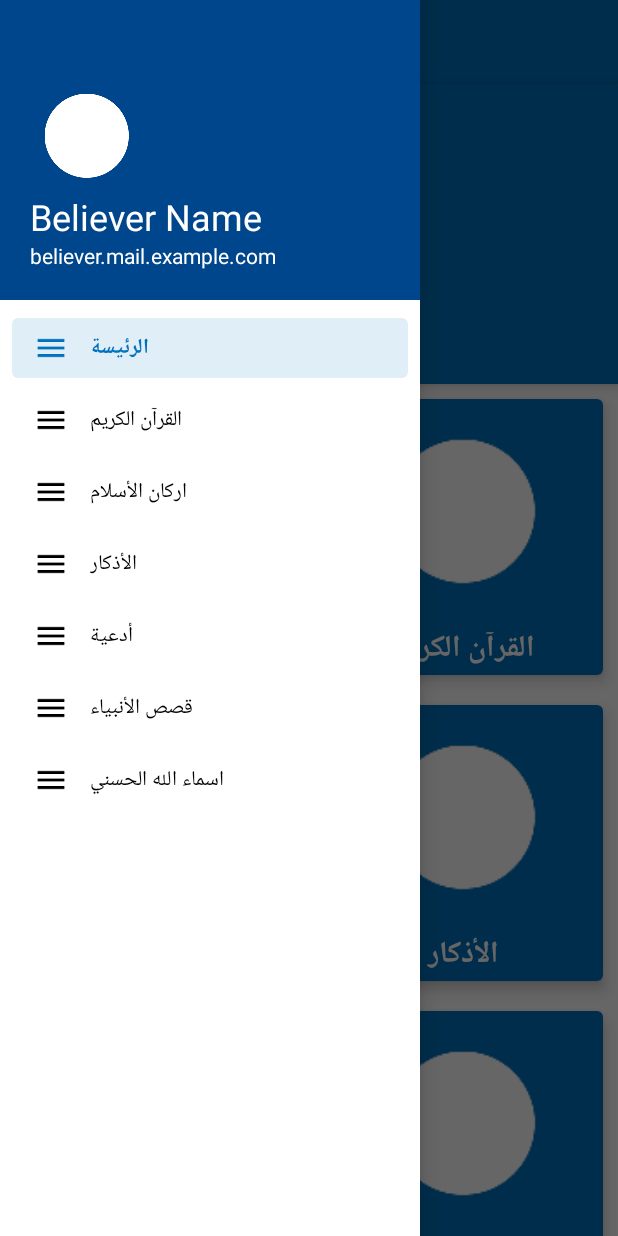
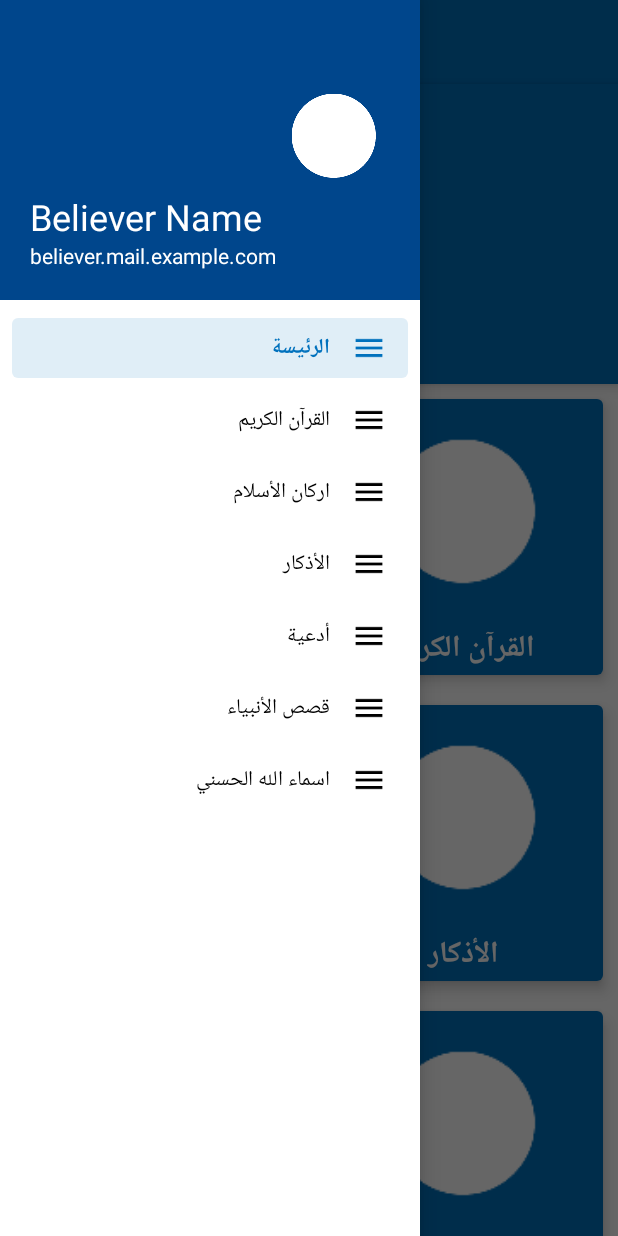
Before and after one commit to SeifElDeenTarek/Young-Believer0, an Android app: the screen it shows after launch (HomeActivity), with the side drawer open, on a phone screen of 412 x 824 dp. Run offline under Robolectric (Android 15) with nearby library versions, the phone set to English and light mode, and no system bars.

Commit message:
NavigationView RTL

```diff
--- a/app/src/main/java/com/example/youngbeliever/ui/StoriesActivity.java
+++ b/app/src/main/java/com/example/youngbeliever/ui/StoriesActivity.java
@@ -10,6 +10,7 @@ import androidx.drawerlayout.widget.DrawerLayout;
 import android.content.Intent;
 import android.os.Bundle;
 import android.os.Handler;
+import android.view.Menu;
 import android.view.MenuItem;
 
 import com.example.youngbeliever.R;
--- a/app/src/main/res/layout/arkan_activity.xml
+++ b/app/src/main/res/layout/arkan_activity.xml
@@ -15,7 +15,8 @@
         android:layout_gravity="start"
         app:headerLayout="@layout/main_navigation_header"
         app:menu="@menu/main_navigation_menu"
-        android:id="@+id/arkan_navigation_view"/>
+        android:id="@+id/arkan_navigation_view"
+        android:layoutDirection="rtl"/>
 
     <RelativeLayout
         android:layout_width="match_parent"
--- a/app/src/main/res/layout/asmaa_allah_activity.xml
+++ b/app/src/main/res/layout/asmaa_allah_activity.xml
@@ -15,7 +15,8 @@
         android:id="@+id/asmaa_allah_navigation_view"
         app:menu="@menu/main_navigation_menu"
         app:headerLayout="@layout/main_navigation_header"
-        android:layout_gravity="start"/>
+        android:layout_gravity="start"
+        android:layoutDirection="rtl"/>
 
     <RelativeLayout
         android:layout_width="match_parent"
--- a/app/src/main/res/layout/azkar_activity.xml
+++ b/app/src/main/res/layout/azkar_activity.xml
@@ -15,7 +15,8 @@
         android:layout_gravity="start"
         app:headerLayout="@layout/main_navigation_header"
         app:menu="@menu/main_navigation_menu"
-        android:id="@+id/azkar_navigation_view"/>
+        android:id="@+id/azkar_navigation_view"
+        android:layoutDirection="rtl"/>
 
     <RelativeLayout
         android:layout_width="match_parent"
--- a/app/src/main/res/layout/duas_activity.xml
+++ b/app/src/main/res/layout/duas_activity.xml
@@ -15,7 +15,8 @@
         android:layout_gravity="start"
         app:headerLayout="@layout/main_navigation_header"
         app:menu="@menu/main_navigation_menu"
-        android:id="@+id/duas_navigation_view"/>
+        android:id="@+id/duas_navigation_view"
+        android:layoutDirection="rtl"/>
 
     <RelativeLayout
         android:layout_width="match_parent"
--- a/app/src/main/res/layout/home_activity.xml
+++ b/app/src/main/res/layout/home_activity.xml
@@ -15,7 +15,8 @@
         android:id="@+id/home_navigation_view"
         android:layout_gravity="start"
         app:headerLayout="@layout/main_navigation_header"
-        app:menu="@menu/main_navigation_menu"/>
+        app:menu="@menu/main_navigation_menu"
+        android:layoutDirection="rtl"/>
 
     <RelativeLayout
         android:layout_width="match_parent"
--- a/app/src/main/res/layout/main_navigation_header.xml
+++ b/app/src/main/res/layout/main_navigation_header.xml
@@ -8,11 +8,17 @@
     android:background="@color/dark_blue"
     android:padding="@dimen/navigation_header_padding">
 
-    <ImageView
-        android:layout_width="75dp"
-        android:layout_height="75dp"
-        android:src="@drawable/color_white"
-        android:scaleType="center"/>
+    <LinearLayout
+        android:layout_width="match_parent"
+        android:layout_height="wrap_content">
+
+        <ImageView
+            android:layout_width="75dp"
+            android:layout_height="75dp"
+            android:src="@drawable/color_white"
+            android:scaleType="center"/>
+
+    </LinearLayout>
 
     <TextView
         android:layout_width="match_parent"
--- a/app/src/main/res/layout/quran_activity.xml
+++ b/app/src/main/res/layout/quran_activity.xml
@@ -15,7 +15,8 @@
         android:layout_gravity="start"
         app:headerLayout="@layout/main_navigation_header"
         app:menu="@menu/main_navigation_menu"
-        android:id="@+id/quran_navigation_view"/>
+        android:id="@+id/quran_navigation_view"
+        android:layoutDirection="rtl"/>
 
     <RelativeLayout
         android:layout_width="match_parent"
--- a/app/src/main/res/layout/stories_activity.xml
+++ b/app/src/main/res/layout/stories_activity.xml
@@ -15,7 +15,8 @@
         android:layout_gravity="start"
         app:headerLayout="@layout/main_navigation_header"
         app:menu="@menu/main_navigation_menu"
-        android:id="@+id/stories_navigation_view"/>
+        android:id="@+id/stories_navigation_view"
+        android:layoutDirection="rtl"/>
 
     <RelativeLayout
         android:layout_width="match_parent"
--- a/app/src/main/res/menu/main_navigation_menu.xml
+++ b/app/src/main/res/menu/main_navigation_menu.xml
@@ -1,6 +1,7 @@
 <?xml version="1.0" encoding="utf-8"?>
 <menu xmlns:android="http://schemas.android.com/apk/res/android">
-    <group android:checkableBehavior="single">
+    <group android:checkableBehavior="single"
+        android:id="@+id/navigation_menu">
         <item
             android:id="@+id/home_page"
             android:icon="@drawable/outline_menu_white_36"
```
